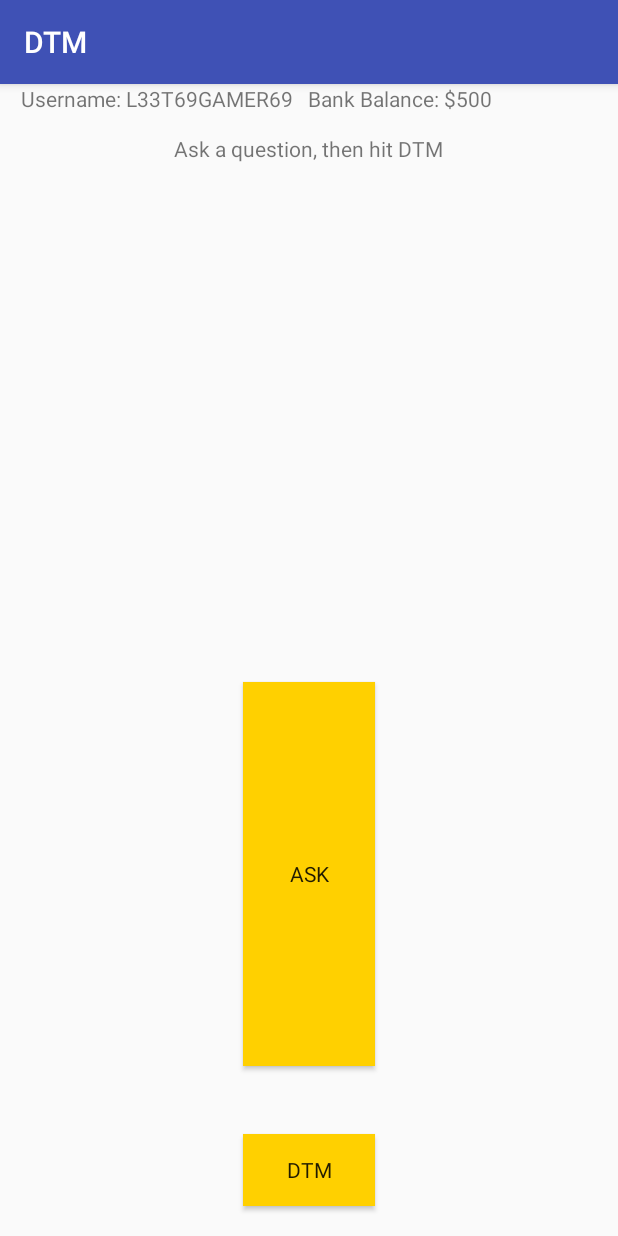
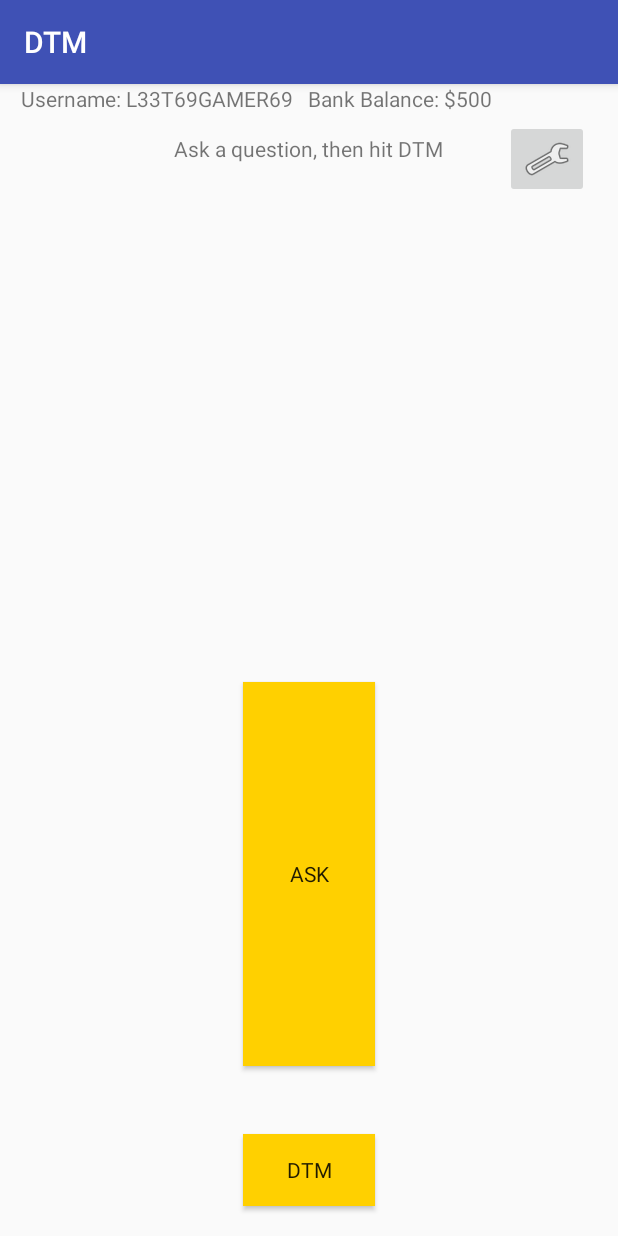
Before and after one commit to murphy-codes/cs480-DTM, an Android app: the AskQuestion screen opened directly, with no data from a screen before it, on a phone screen of 412 x 824 dp. Run offline under Robolectric (Android 15) with nearby library versions, the phone set to English and light mode, and no system bars.

Commit message:
Settings button also on AskQuestion.java activity. after asking a question, immediately go to GetClues.java and when guessing immediately go to GetAnswer.java upon activity result (speech to text result).

```diff
--- a/DTM/app/src/main/java/std/dtm/AskQuestion.java
+++ b/DTM/app/src/main/java/std/dtm/AskQuestion.java
@@ -13,6 +13,7 @@ import android.support.v7.app.AppCompatActivity;
 import android.os.Bundle;
 import android.view.View;
 import android.widget.Button;
+import android.widget.ImageButton;
 import android.widget.TextView;
 import android.widget.Toast;
 
@@ -23,6 +24,8 @@ import java.util.Locale;
 
 public class AskQuestion extends AppCompatActivity {
 
+    //settings button to change game settings
+    private ImageButton settingsButton;
     //micButton launches Intent to get voice input and turn into a string.
     private Button micButton;
     //dtmButton launches PresentClues
@@ -43,6 +46,7 @@ public class AskQuestion extends AppCompatActivity {
         super.onCreate(savedInstanceState);
         setContentView(R.layout.activity_ask_question);
 
+        settingsButton = (ImageButton) findViewById(R.id.settingsbutton);
         micButton = (Button) findViewById(R.id.micbutton);
         dtmButton = (Button) findViewById(R.id.dtmbutton);
         askTextView = (TextView) findViewById(R.id.asktextview);
@@ -53,6 +57,12 @@ public class AskQuestion extends AppCompatActivity {
         //initially userInput is empty, so we know not to launch dtm until user asks a question
         userInput = "";
 
+        settingsButton.setOnClickListener(new View.OnClickListener() {
+            @Override
+            public void onClick(View v) {
+                goToSettings();
+            }
+        });
         micButton.setOnClickListener(new View.OnClickListener(){
             @Override
             public void onClick(View v) {
@@ -78,6 +88,12 @@ public class AskQuestion extends AppCompatActivity {
             Toast.makeText(this, "you must first ask a question", Toast.LENGTH_SHORT).show();
         }
 
+    }
+
+    //launch settings
+    private void goToSettings(){
+        Intent settingsIntent = new Intent(this, Settings.class);
+        startActivity(settingsIntent);
     }
 
     //launches voice input activity
@@ -110,6 +126,7 @@ public class AskQuestion extends AppCompatActivity {
                     //set userInput, so we know we can launch DTM
                     userInput = result.get(0);
                     askTextView.setText(userInput);
+                    goToClues();
                 }
                 break;
             }
--- a/DTM/app/src/main/java/std/dtm/GetClues.java
+++ b/DTM/app/src/main/java/std/dtm/GetClues.java
@@ -277,6 +277,7 @@ public class GetClues extends AppCompatActivity {
                     guessTextView.setText("Current Guess: "+userInput);
                     //change submitButton text from "give up" to "submit" when an answer is provided
                     submitButton.setText("Submit");
+                    goToAnswer();
                 }
                 break;
             }
--- a/DTM/app/src/main/res/layout/activity_ask_question.xml
+++ b/DTM/app/src/main/res/layout/activity_ask_question.xml
@@ -5,6 +5,16 @@
     android:layout_width="match_parent"
     android:layout_height="match_parent"
     tools:context="std.dtm.AskQuestion">
+
+    <ImageButton
+        android:id="@+id/settingsbutton"
+        android:layout_width="wrap_content"
+        android:layout_height="wrap_content"
+        android:layout_alignParentEnd="true"
+        android:layout_alignParentTop="true"
+        android:layout_marginEnd="19dp"
+        android:layout_marginTop="24dp"
+        app:srcCompat="@android:drawable/ic_menu_manage" />
 
     <Button
         android:id="@+id/micbutton"
--- a/DTM/app/src/main/res/layout/activity_get_answer.xml
+++ b/DTM/app/src/main/res/layout/activity_get_answer.xml
@@ -13,7 +13,7 @@
         android:layout_alignParentBottom="true"
         android:layout_centerHorizontal="true"
         android:layout_marginBottom="26dp"
-        android:text="Return To Main Menu"
+        android:text="Another!"
         android:background="#ffffd000"
         android:fontFamily="sans-serif" />
 
```
Also changed, not shown: DTM/app/src/main/java/std/dtm/GetAnswer.java (+7 -3 lines).
